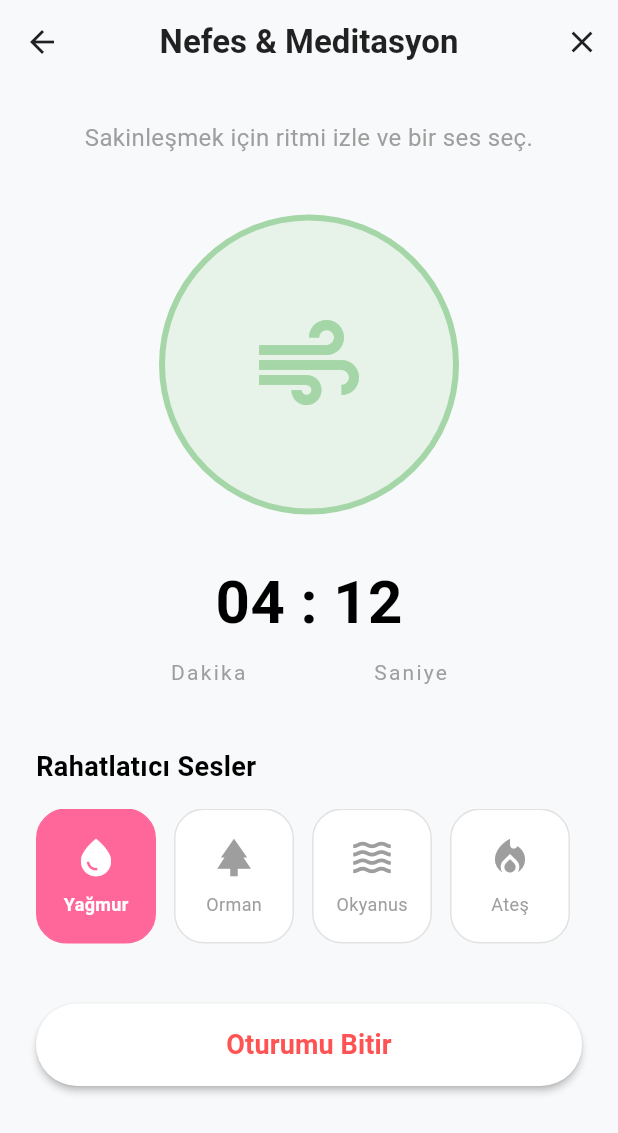
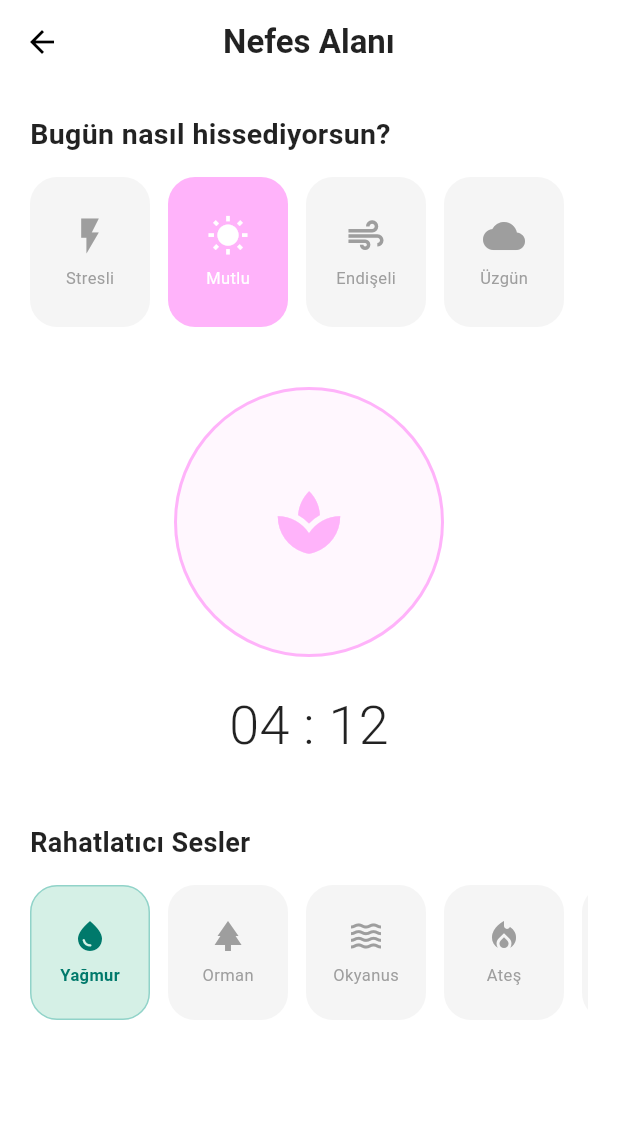
Before and after one commit to elifcerenaslan/empathConnect, a Flutter app: the MeditationView screen opened directly, on a phone screen of 412 x 824 dp. Shown: the top 1133 px of the screen. Run offline on Flutter 3.47's test engine with Material 3 defaults, Android fonts, the phone set to English and light mode, and no system bars.

Commit message:
Chatbot ve Meditasyon sayfası tasarımları ve ana tema eklendi

```diff
--- a/lib/features/meditation/view/meditation_view.dart
+++ b/lib/features/meditation/view/meditation_view.dart
@@ -8,140 +8,71 @@ State<MeditationView> createState() => _MeditationViewState();
 }
 
 class _MeditationViewState extends State<MeditationView> {
-// Varsayılan olarak seçili gelen ses
+  String selectedFeeling = 'Mutlu';
   String selectedSound = 'Yağmur';
 
-// Seçebileceğimiz sesler ve ikonları (Dummy Data)
+  final List<Map<String, dynamic>> feelings = [
+    {'name': 'Stresli', 'icon': Icons.flash_on, 'color': const Color(0xFF9575CD)},
+    {'name': 'Mutlu', 'icon': Icons.wb_sunny, 'color': const Color(0xFFFFB3FA)},
+    {'name': 'Endişeli', 'icon': Icons.air, 'color': const Color(0xFF4DB6AC)},
+    {'name': 'Üzgün', 'icon': Icons.cloud, 'color': const Color(0xFF64B5F6)},
+  ];
+
   final List<Map<String, dynamic>> sounds = [
     {'name': 'Yağmur', 'icon': Icons.water_drop},
     {'name': 'Orman', 'icon': Icons.park},
     {'name': 'Okyanus', 'icon': Icons.waves},
     {'name': 'Ateş', 'icon': Icons.local_fire_department},
-{'name': 'Rüzgar', 'icon': Icons.air},
+    {'name': 'Rüzgar', 'icon': Icons.wind_power},
   ];
 
   @override
   Widget build(BuildContext context) {
+    bool isDarkMode = Theme.of(context).brightness == Brightness.dark;
+
     return Scaffold(
+      backgroundColor: isDarkMode ? const Color(0xFF121421) : Colors.white,
       appBar: AppBar(
-title: const Text('Nefes & Meditasyon', style: TextStyle(fontWeight: FontWeight.bold)),
-actions: [
-IconButton(
-icon: const Icon(Icons.close),
-onPressed: () {},
+        backgroundColor: Colors.transparent,
+        elevation: 0,
+        title: Text('Nefes Alanı',
+          style: TextStyle(color: isDarkMode ? Colors.white : Colors.black87, fontWeight: FontWeight.bold)),
+        centerTitle: true,
       ),
-],
+      body: SingleChildScrollView(
+        padding: const EdgeInsets.all(20),
+        child: Column(
+          crossAxisAlignment: CrossAxisAlignment.start,
+          children: [
+            // 1. DUYGU SEÇİMİ
+            Text(
+              'Bugün nasıl hissediyorsun?',
+              style: TextStyle(fontSize: 19, fontWeight: FontWeight.bold, color: isDarkMode ? Colors.white : Colors.black87),
             ),
-// Ekrana sığmazsa diye kaydırma özelliği ekledik
-body: SingleChildScrollView(
-child: Padding(
-padding: const EdgeInsets.all(24.0),
-child: Column(
-mainAxisAlignment: MainAxisAlignment.center,
-children: [
-const Text(
-'Sakinleşmek için ritmi izle ve bir ses seç.',
-style: TextStyle(fontSize: 16, color: Colors.grey),
-textAlign: TextAlign.center,
-),
-
-          const SizedBox(height: 40),
-
-          // MERKEZDEKİ BÜYÜK NEFES ÇEMBERİ
-          Container(
-            width: 200,
-            height: 200,
-            decoration: BoxDecoration(
-              shape: BoxShape.circle,
-              color: Theme.of(context).colorScheme.secondary.withOpacity(0.2),
-              border: Border.all(
-                color: Theme.of(context).colorScheme.secondary,
-                width: 4,
-              ),
-            ),
-            child: Center(
-              child: Icon(
-                Icons.air,
-                size: 80,
-                color: Theme.of(context).colorScheme.secondary,
-              ),
-            ),
-          ),
-
-          const SizedBox(height: 30),
-
-          // SAYAÇ
-          const Text(
-            '04 : 12',
-            style: TextStyle(fontSize: 40, fontWeight: FontWeight.bold),
-          ),
-          const SizedBox(height: 8),
-          const Text(
-            'Dakika                 Saniye',
-            style: TextStyle(color: Colors.grey, letterSpacing: 1.5),
-          ),
-
-          const SizedBox(height: 40),
-
-          // SES SEÇENEKLERİ BAŞLIĞI
-          const Align(
-            alignment: Alignment.centerLeft,
-            child: Text(
-              'Rahatlatıcı Sesler',
-              style: TextStyle(fontSize: 18, fontWeight: FontWeight.bold),
-            ),
-          ),
-
             const SizedBox(height: 15),
-
-          // YATAY KAYDIRILABİLİR SES KARTLARI LİSTESİ
             SizedBox(
-            height: 90,
+              height: 100,
               child: ListView.builder(
                 scrollDirection: Axis.horizontal,
-              itemCount: sounds.length,
+                itemCount: feelings.length,
                 itemBuilder: (context, index) {
-                final sound = sounds[index];
-                final isSelected = selectedSound == sound['name'];
-
+                  final feeling = feelings[index];
+                  bool isSelected = selectedFeeling == feeling['name'];
                   return GestureDetector(
-                  onTap: () {
-                    // Karta tıklandığında seçili sesi günceller ve ekranı yeniler
-                    setState(() {
-                      selectedSound = sound['name'];
-                    });
-                  },
+                    onTap: () => setState(() => selectedFeeling = feeling['name']),
                     child: Container(
                       width: 80,
                       margin: const EdgeInsets.only(right: 12),
                       decoration: BoxDecoration(
-                      color: isSelected
-                          ? Theme.of(context).colorScheme.primary // Seçiliyse ana tema rengi
-                          : Theme.of(context).colorScheme.surface, // Değilse arka plan rengi
-                      borderRadius: BorderRadius.circular(20),
-                      border: Border.all(
-                        color: isSelected
-                            ? Theme.of(context).colorScheme.primary
-                            : Colors.grey.withOpacity(0.3),
-                      ),
+                        color: isSelected ? feeling['color'] : (isDarkMode ? const Color(0xFF1C1C2D) : const Color(0xFFF5F5F5)),
+                        borderRadius: BorderRadius.circular(18),
                       ),
                       child: Column(
                         mainAxisAlignment: MainAxisAlignment.center,
                         children: [
-                        Icon(
-                          sound['icon'],
-                          color: isSelected ? Colors.white : Colors.grey,
-                          size: 30,
-                        ),
-                        const SizedBox(height: 8),
-                        Text(
-                          sound['name'],
-                          style: TextStyle(
-                            color: isSelected ? Colors.white : Colors.grey,
-                            fontSize: 12,
-                            fontWeight: isSelected ? FontWeight.bold : FontWeight.normal,
-                          ),
-                        ),
+                          Icon(feeling['icon'], color: isSelected ? Colors.white : Colors.grey, size: 28),
+                          const SizedBox(height: 6),
+                          Text(feeling['name'], style: TextStyle(color: isSelected ? Colors.white : Colors.grey, fontSize: 11)),
                         ],
                       ),
                     ),
@@ -152,28 +83,79 @@ textAlign: TextAlign.center,
 
             const SizedBox(height: 40),
 
-          // OTURUMU BİTİR BUTONU
-          SizedBox(
-            width: double.infinity,
-            height: 55,
-            child: ElevatedButton(
-              style: ElevatedButton.styleFrom(
-                backgroundColor: Theme.of(context).colorScheme.surface,
-                shape: RoundedRectangleBorder(
-                  borderRadius: BorderRadius.circular(30),
+            // 2. NEFES ÇEMBERİ
+            Center(
+              child: Column(
+                children: [
+                  Container(
+                    width: 180,
+                    height: 180,
+                    decoration: BoxDecoration(
+                      shape: BoxShape.circle,
+                      color: isDarkMode ? const Color(0xFF1C1C2D) : const Color(0xFFFFB3FA).withOpacity(0.1),
+                      border: Border.all(color: const Color(0xFFFFB3FA), width: 2),
                     ),
-                elevation: 2,
+                    child: const Icon(Icons.spa, size: 50, color: Color(0xFFFFB3FA)),
                   ),
-              onPressed: () {},
-              child: const Text(
-                'Oturumu Bitir',
-                style: TextStyle(fontSize: 18, color: Colors.redAccent, fontWeight: FontWeight.bold),
+                  const SizedBox(height: 20),
+                  Text('04 : 12', style: TextStyle(fontSize: 36, fontWeight: FontWeight.w300, color: isDarkMode ? Colors.white : Colors.black87)),
+                ],
               ),
             ),
+
+            const SizedBox(height: 40),
+
+            // 3. RAHATLATICI SESLER (İstediğin o son kısım!)
+            Text(
+              'Rahatlatıcı Sesler',
+              style: TextStyle(fontSize: 18, fontWeight: FontWeight.bold, color: isDarkMode ? Colors.white : Colors.black87),
             ),
-          const SizedBox(height: 20),
+            const SizedBox(height: 15),
+            SizedBox(
+              height: 90,
+              child: ListView.builder(
+                scrollDirection: Axis.horizontal,
+                itemCount: sounds.length,
+                itemBuilder: (context, index) {
+                  final sound = sounds[index];
+                  bool isSelected = selectedSound == sound['name'];
+                  return GestureDetector(
+                    onTap: () => setState(() => selectedSound = sound['name']),
+                    child: Container(
+                      width: 80,
+                      margin: const EdgeInsets.only(right: 12),
+                      decoration: BoxDecoration(
+                        color: isSelected
+                            ? (isDarkMode ? const Color(0xFF4DB6AC) : const Color(0xFFD5F0E6))
+                            : (isDarkMode ? const Color(0xFF1C1C2D) : const Color(0xFFF5F5F5)),
+                        borderRadius: BorderRadius.circular(18),
+                        border: isSelected ? Border.all(color: const Color(0xFF4DB6AC).withOpacity(0.5)) : null,
+                      ),
+                      child: Column(
+                        mainAxisAlignment: MainAxisAlignment.center,
+                        children: [
+                          Icon(
+                            sound['icon'],
+                            color: isSelected ? (isDarkMode ? Colors.white : const Color(0xFF00796B)) : Colors.grey,
+                          ),
+                          const SizedBox(height: 6),
+                          Text(
+                            sound['name'],
+                            style: TextStyle(
+                              color: isSelected ? (isDarkMode ? Colors.white : const Color(0xFF00796B)) : Colors.grey,
+                              fontSize: 11,
+                              fontWeight: isSelected ? FontWeight.bold : FontWeight.normal
+                            ),
+                          ),
                         ],
                       ),
+                    ),
+                  );
+                },
+              ),
+            ),
+            const SizedBox(height: 30),
+          ],
         ),
       ),
     );
--- a/lib/main.dart
+++ b/lib/main.dart
@@ -16,10 +16,10 @@ debugShowCheckedModeBanner: false,
       theme: AppTheme.lightTheme,
       darkTheme: AppTheme.darkTheme,
       themeMode: ThemeMode.system,
-// Kimsenin kafası karışmasın diye tarafsız bir ana sayfa bırakıyoruz
+      // Ekip arkadaşların için tarafsız bir giriş ekranı bırakıyoruz
       home: const Scaffold(
         body: Center(
-child: Text('Ana Sayfa (Yapım Aşamasında)'),
+          child: Text('Empath Connect Uygulaması (Yapım Aşamasında)'),
         ),
       ),
     );
```
Also changed, not shown: lib/core/theme/app_theme.dart (+6 -18 lines), lib/features/emergency/view/chatbot_view.dart (+73 -54 lines). Lines whose indentation alone changed are shown as unchanged.
